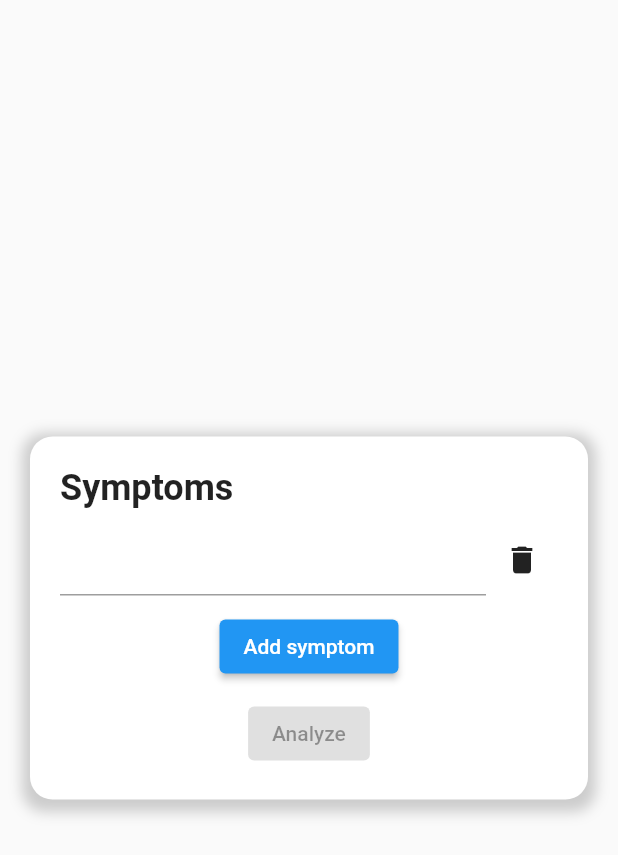
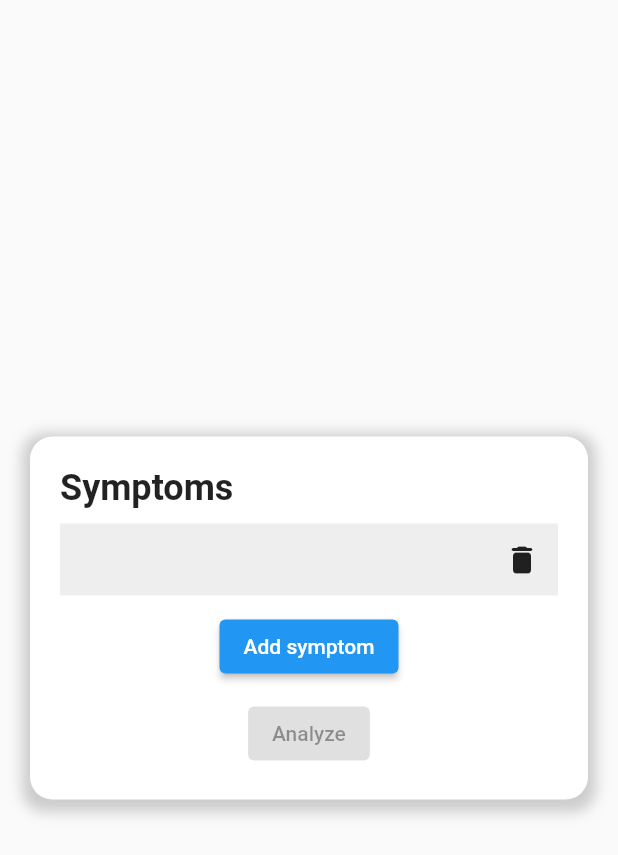
Before and after one commit to justingabi/symptoms_ui-emulator, a Flutter app: the screen it shows after launch, after a tap on "Add symptom", on a phone screen of 412 x 824 dp. Shown: the top 855 px of the screen. Run offline on Flutter 3.47's test engine with Material 2 defaults, Android fonts, the phone set to English and light mode, and no system bars.

Commit message:
update ui bg limit

```diff
--- a/lib/homepage.dart
+++ b/lib/homepage.dart
@@ -12,8 +12,6 @@ class Homepage extends StatefulWidget {
 }
 
 class _HomepageState extends State<Homepage> {
-  var _predictionText = "";
-
   void _analyzeSymptoms() async {
     var symptomFieldsProvider =
         Provider.of<SymptomFieldsProvider>(context, listen: false);
@@ -57,6 +55,7 @@ class _HomepageState extends State<Homepage> {
   Widget build(BuildContext context) {
     var symptomFieldsProvider = Provider.of<SymptomFieldsProvider>(context);
     List<Widget> _autocompleteFields = symptomFieldsProvider.autocompleteFields;
+    bool isAddButtonEnabled = _autocompleteFields.length < 5;
 
     return Scaffold(
       body: Center(
@@ -88,24 +87,40 @@ class _HomepageState extends State<Homepage> {
                           TextStyle(fontSize: 24, fontWeight: FontWeight.bold),
                     ),
                     SizedBox(height: 10),
-                    ..._autocompleteFields,
+                    ListView.builder(
+                      shrinkWrap: true,
+                      physics: NeverScrollableScrollPhysics(),
+                      itemCount: _autocompleteFields.length,
+                      itemBuilder: (context, index) {
+                        final widget = _autocompleteFields[index];
+                        return Container(
+                          color: index % 2 == 0
+                              ? Colors.grey.shade200
+                              : Colors.white,
+                          child: widget,
+                        );
+                      },
+                    ),
                     SizedBox(height: 10),
                     Center(
                       child: ElevatedButton(
-                        onPressed: () {
+                        onPressed: isAddButtonEnabled
+                            ? () {
                                 symptomFieldsProvider.addSymptomField(
                                   Row(
                                     children: <Widget>[
                                       Expanded(
                                         child: Autocomplete<String>(
-                                    optionsBuilder:
-                                        (TextEditingValue textEditingValue) {
+                                          optionsBuilder: (TextEditingValue
+                                              textEditingValue) {
                                             if (textEditingValue.text == '') {
-                                        return const Iterable<String>.empty();
+                                              return const Iterable<
+                                                  String>.empty();
                                             }
-                                      return listItems.where((String item) {
-                                        return item.contains(textEditingValue
-                                            .text
+                                            return listItems
+                                                .where((String item) {
+                                              return item.contains(
+                                                  textEditingValue.text
                                                       .toLowerCase());
                                             });
                                           },
@@ -113,27 +128,75 @@ class _HomepageState extends State<Homepage> {
                                             symptomFieldsProvider
                                                 .addSymptom(selectedItem);
                                           },
+                                          fieldViewBuilder: (BuildContext
+                                                  context,
+                                              TextEditingController
+                                                  textEditingController,
+                                              FocusNode focusNode,
+                                              VoidCallback onFieldSubmitted) {
+                                            return TextFormField(
+                                              controller: textEditingController,
+                                              focusNode: focusNode,
+                                              decoration: InputDecoration(
+                                                border: InputBorder
+                                                    .none, // Remove the border lines
+                                              ),
+                                              onFieldSubmitted: (String value) {
+                                                onFieldSubmitted();
+                                              },
+                                            );
+                                          },
+                                          optionsViewBuilder:
+                                              (BuildContext context,
+                                                  AutocompleteOnSelected<String>
+                                                      onSelected,
+                                                  Iterable<String> options) {
+                                            return Align(
+                                              alignment: Alignment.topLeft,
+                                              child: Material(
+                                                elevation: 4.0,
+                                                child: ListView(
+                                                  padding: EdgeInsets.zero,
+                                                  shrinkWrap: true,
+                                                  children: options
+                                                      .map((String option) =>
+                                                          ListTile(
+                                                            title: Text(option),
+                                                            onTap: () {
+                                                              onSelected(
+                                                                  option);
+                                                            },
+                                                          ))
+                                                      .toList(),
+                                                ),
+                                              ),
+                                            );
+                                          },
                                         ),
                                       ),
                                       IconButton(
                                         onPressed: () {
-                                    var index = _autocompleteFields.length - 1;
-                                    if (symptomFieldsProvider
-                                        .symptoms.isNotEmpty) {
-                                      var symptom =
-                                          symptomFieldsProvider.symptoms[index];
+                                          var index =
+                                              _autocompleteFields.length - 1;
+                                          if (index >= 0 &&
+                                              index <
+                                                  symptomFieldsProvider
+                                                      .symptoms.length) {
+                                            var symptom = symptomFieldsProvider
+                                                .symptoms[index];
                                             symptomFieldsProvider
                                                 .removeSymptom(symptom);
                                           }
                                           symptomFieldsProvider
                                               .removeSymptomField(index);
                                         },
-                                  icon: Icon(Icons.delete),
+                                        icon: Icon(Icons.delete_rounded),
                                       ),
                                     ],
                                   ),
                                 );
-                        },
+                              }
+                            : null,
                         child: Text('Add symptom'),
                       ),
                     ),
```
Lines whose indentation alone changed are shown as unchanged.
